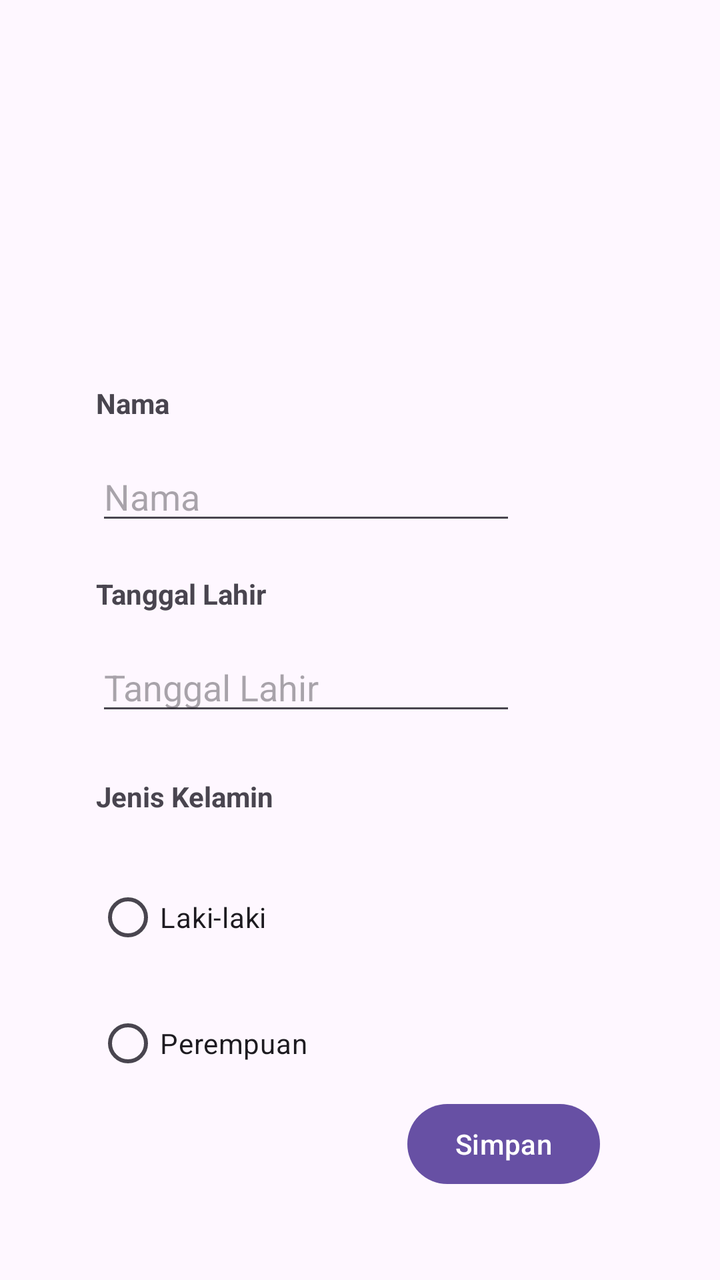
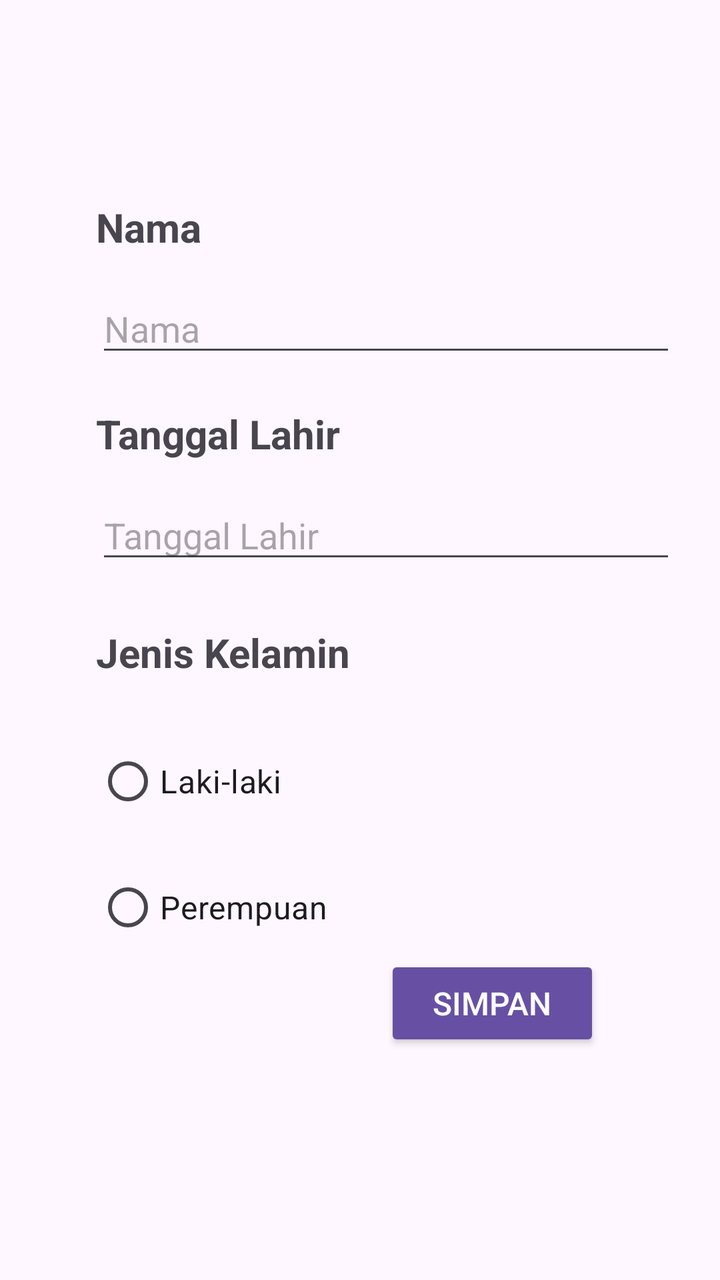

The first picture is an Android layout as it rendered before a commit; the second is the same layout after the commit. The layout source and the unified diff follow.
<!-- AndroidManifest.xml: application theme Theme.ANMP_MiniProject -->
<!-- res/layout/fragment_profil_anak.xml -->
<?xml version="1.0" encoding="utf-8"?>
<FrameLayout xmlns:android="http://schemas.android.com/apk/res/android"
    xmlns:app="http://schemas.android.com/apk/res-auto"
    xmlns:tools="http://schemas.android.com/tools"
    android:layout_width="match_parent"
    android:layout_height="match_parent"
    tools:context=".view.FragmentProfilAnak">

    <androidx.constraintlayout.widget.ConstraintLayout
        android:layout_width="match_parent"
        android:layout_height="match_parent">

        <TextView
            android:id="@+id/textView"
            android:layout_width="wrap_content"
            android:layout_height="wrap_content"
            android:layout_marginStart="48dp"
            android:layout_marginTop="192dp"
            android:text="Nama"
            android:textStyle="bold"
            app:layout_constraintEnd_toEndOf="parent"
            app:layout_constraintHorizontal_bias="0.0"
            app:layout_constraintStart_toStartOf="parent"
            app:layout_constraintTop_toTopOf="parent" />

        <EditText
            android:id="@+id/txtNama"
            android:layout_width="wrap_content"
            android:layout_height="wrap_content"
            android:layout_marginStart="48dp"
            android:layout_marginTop="15dp"
            android:ems="10"
            android:hint="Nama"
            android:inputType="text"
            app:layout_constraintStart_toStartOf="parent"
            app:layout_constraintTop_toBottomOf="@+id/textView" />

        <TextView
            android:id="@+id/textView2"
            android:layout_width="wrap_content"
            android:layout_height="wrap_content"
            android:layout_marginStart="48dp"
            android:layout_marginTop="20dp"
            android:text="Tanggal Lahir"
            android:textStyle="bold"
            app:layout_constraintStart_toStartOf="parent"
            app:layout_constraintTop_toBottomOf="@+id/txtNama" />

        <EditText
            android:id="@+id/txtTanggalLahir"
            android:layout_width="wrap_content"
            android:layout_height="wrap_content"
            android:layout_marginStart="48dp"
            android:layout_marginTop="15dp"
            android:ems="10"
            android:hint="Tanggal Lahir"
            android:inputType="text"
            app:layout_constraintStart_toStartOf="parent"
            app:layout_constraintTop_toBottomOf="@+id/textView2" />

        <TextView
            android:id="@+id/textView3"
            android:layout_width="wrap_content"
            android:layout_height="wrap_content"
            android:layout_marginStart="48dp"
            android:layout_marginTop="26dp"
            android:text="Jenis Kelamin"
            android:textStyle="bold"
            app:layout_constraintStart_toStartOf="parent"
            app:layout_constraintTop_toBottomOf="@+id/txtTanggalLahir" />

        <Button
            android:id="@+id/btnSimpan"
            android:layout_width="wrap_content"
            android:layout_height="wrap_content"
            android:layout_marginEnd="60dp"
            android:layout_marginBottom="44dp"
            android:text="Simpan"
            app:layout_constraintBottom_toBottomOf="parent"
            app:layout_constraintEnd_toEndOf="parent" />

        <RadioGroup
            android:id="@+id/rdGender"
            android:layout_width="wrap_content"
            android:layout_height="wrap_content"
            android:layout_marginTop="12dp"
            app:layout_constraintEnd_toEndOf="parent"
            app:layout_constraintHorizontal_bias="0.0"
            app:layout_constraintStart_toStartOf="parent"
            app:layout_constraintTop_toBottomOf="@+id/textView3">

            <RadioButton
                android:id="@+id/rdbLaki2"
                android:layout_width="match_parent"
                android:layout_height="wrap_content"
                android:layout_marginStart="48dp"
                android:layout_marginTop="15dp"
                android:text="Laki-laki"
                app:layout_constraintStart_toStartOf="parent"
                app:layout_constraintTop_toBottomOf="@+id/textView3" />

            <RadioButton
                android:id="@+id/rdbPerempuan"
                android:layout_width="match_parent"
                android:layout_height="wrap_content"
                android:layout_marginStart="48dp"
                android:layout_marginTop="15dp"
                android:text="Perempuan" />
        </RadioGroup>
    </androidx.constraintlayout.widget.ConstraintLayout>

</FrameLayout>
<!-- resources referenced by this layout -->
<resources>
  <style name="Theme.ANMP_MiniProject" parent="Base.Theme.ANMP_MiniProject" />
  <style name="Base.Theme.ANMP_MiniProject" parent="Theme.Material3.DayNight">
          
          
      </style>
</resources>

<!-- the commit's change to res/layout/fragment_profil_anak.xml (unified diff, before → after) -->
@@ -6,107 +6,122 @@
     android:layout_height="match_parent"
     tools:context=".view.FragmentProfilAnak">
 
-    <androidx.constraintlayout.widget.ConstraintLayout
+    <ScrollView
         android:layout_width="match_parent"
         android:layout_height="match_parent">
 
-        <TextView
-            android:id="@+id/textView"
-            android:layout_width="wrap_content"
+        <LinearLayout
+            android:layout_width="match_parent"
             android:layout_height="wrap_content"
-            android:layout_marginStart="48dp"
-            android:layout_marginTop="192dp"
-            android:text="Nama"
-            android:textStyle="bold"
-            app:layout_constraintEnd_toEndOf="parent"
-            app:layout_constraintHorizontal_bias="0.0"
-            app:layout_constraintStart_toStartOf="parent"
-            app:layout_constraintTop_toTopOf="parent" />
+            android:orientation="vertical" >
 
-        <EditText
-            android:id="@+id/txtNama"
-            android:layout_width="wrap_content"
-            android:layout_height="wrap_content"
-            android:layout_marginStart="48dp"
-            android:layout_marginTop="15dp"
-            android:ems="10"
-            android:hint="Nama"
-            android:inputType="text"
-            app:layout_constraintStart_toStartOf="parent"
-            app:layout_constraintTop_toBottomOf="@+id/textView" />
+            <TextView
+                android:id="@+id/textView"
+                android:layout_width="wrap_content"
+                android:layout_height="wrap_content"
+                android:layout_marginStart="48dp"
+                android:layout_marginTop="100dp"
+                android:text="Nama"
+                android:textSize="20sp"
+                android:textStyle="bold"
+                app:layout_constraintEnd_toEndOf="parent"
+                app:layout_constraintHorizontal_bias="0.0"
+                app:layout_constraintStart_toStartOf="parent"
+                app:layout_constraintTop_toTopOf="parent" />
 
-        <TextView
-            android:id="@+id/textView2"
-            android:layout_width="wrap_content"
-            android:layout_height="wrap_content"
-            android:layout_marginStart="48dp"
-            android:layout_marginTop="20dp"
-            android:text="Tanggal Lahir"
-            android:textStyle="bold"
-            app:layout_constraintStart_toStartOf="parent"
-            app:layout_constraintTop_toBottomOf="@+id/txtNama" />
-
-        <EditText
-            android:id="@+id/txtTanggalLahir"
-            android:layout_width="wrap_content"
-            android:layout_height="wrap_content"
-            android:layout_marginStart="48dp"
-            android:layout_marginTop="15dp"
-            android:ems="10"
-            android:hint="Tanggal Lahir"
-            android:inputType="text"
-            app:layout_constraintStart_toStartOf="parent"
-            app:layout_constraintTop_toBottomOf="@+id/textView2" />
-
-        <TextView
-            android:id="@+id/textView3"
-            android:layout_width="wrap_content"
-            android:layout_height="wrap_content"
-            android:layout_marginStart="48dp"
-            android:layout_marginTop="26dp"
-            android:text="Jenis Kelamin"
-            android:textStyle="bold"
-            app:layout_constraintStart_toStartOf="parent"
-            app:layout_constraintTop_toBottomOf="@+id/txtTanggalLahir" />
-
-        <Button
-            android:id="@+id/btnSimpan"
-            android:layout_width="wrap_content"
-            android:layout_height="wrap_content"
-            android:layout_marginEnd="60dp"
-            android:layout_marginBottom="44dp"
-            android:text="Simpan"
-            app:layout_constraintBottom_toBottomOf="parent"
-            app:layout_constraintEnd_toEndOf="parent" />
-
-        <RadioGroup
-            android:id="@+id/rdGender"
-            android:layout_width="wrap_content"
-            android:layout_height="wrap_content"
-            android:layout_marginTop="12dp"
-            app:layout_constraintEnd_toEndOf="parent"
-            app:layout_constraintHorizontal_bias="0.0"
-            app:layout_constraintStart_toStartOf="parent"
-            app:layout_constraintTop_toBottomOf="@+id/textView3">
-
-            <RadioButton
-                android:id="@+id/rdbLaki2"
-                android:layout_width="match_parent"
+            <EditText
+                android:id="@+id/txtNama"
+                android:layout_width="290dp"
                 android:layout_height="wrap_content"
                 android:layout_marginStart="48dp"
                 android:layout_marginTop="15dp"
-                android:text="Laki-laki"
+                android:ems="10"
+                android:hint="Nama"
+                android:inputType="text"
                 app:layout_constraintStart_toStartOf="parent"
-                app:layout_constraintTop_toBottomOf="@+id/textView3" />
+                app:layout_constraintTop_toBottomOf="@+id/textView" />
 
-            <RadioButton
-                android:id="@+id/rdbPerempuan"
-                android:layout_width="match_parent"
+            <TextView
+                android:id="@+id/textView2"
+                android:layout_width="wrap_content"
+                android:layout_height="wrap_content"
+                android:layout_marginStart="48dp"
+                android:layout_marginTop="20dp"
+                android:text="Tanggal Lahir"
+                android:textSize="20sp"
+                android:textStyle="bold"
+                app:layout_constraintStart_toStartOf="parent"
+                app:layout_constraintTop_toBottomOf="@+id/txtNama" />
+
+            <EditText
+                android:id="@+id/txtTanggalLahir"
+                android:layout_width="290dp"
                 android:layout_height="wrap_content"
                 android:layout_marginStart="48dp"
                 android:layout_marginTop="15dp"
-                android:text="Perempuan" />
-        </RadioGroup>
-    </androidx.constraintlayout.widget.ConstraintLayout>
+                android:ems="10"
+                android:hint="Tanggal Lahir"
+                android:inputType="text"
+                app:layout_constraintStart_toStartOf="parent"
+                app:layout_constraintTop_toBottomOf="@+id/textView2" />
+
+            <TextView
+                android:id="@+id/textView3"
+                android:layout_width="wrap_content"
+                android:layout_height="wrap_content"
+                android:layout_marginStart="48dp"
+                android:layout_marginTop="26dp"
+                android:text="Jenis Kelamin"
+                android:textSize="20sp"
+                android:textStyle="bold"
+                app:layout_constraintStart_toStartOf="parent"
+                app:layout_constraintTop_toBottomOf="@+id/txtTanggalLahir" />
+
+            <RadioGroup
+                android:id="@+id/rdGender"
+                android:layout_width="wrap_content"
+                android:layout_height="wrap_content"
+                android:layout_marginTop="12dp"
+                app:layout_constraintEnd_toEndOf="parent"
+                app:layout_constraintHorizontal_bias="0.0"
+                app:layout_constraintStart_toStartOf="parent"
+                app:layout_constraintTop_toBottomOf="@+id/textView3">
+
+                <RadioButton
+                    android:id="@+id/rdbLaki2"
+                    android:layout_width="match_parent"
+                    android:layout_height="wrap_content"
+                    android:layout_marginStart="48dp"
+                    android:layout_marginTop="15dp"
+                    android:text="Laki-laki"
+                    android:textSize="16sp"
+                    app:layout_constraintStart_toStartOf="parent"
+                    app:layout_constraintTop_toBottomOf="@+id/textView3" />
+
+                <RadioButton
+                    android:id="@+id/rdbPerempuan"
+                    android:layout_width="match_parent"
+                    android:layout_height="wrap_content"
+                    android:layout_marginStart="48dp"
+                    android:layout_marginTop="15dp"
+                    android:text="Perempuan"
+                    android:textSize="16sp" />
+            </RadioGroup>
+
+            <Button
+                android:id="@+id/btnSimpan"
+                style="@style/Widget.AppCompat.Button"
+                android:layout_width="wrap_content"
+                android:layout_height="wrap_content"
+                android:layout_gravity="end"
+                android:layout_marginEnd="60dp"
+                android:layout_marginBottom="44dp"
+                android:text="Simpan"
+                android:textSize="16sp"
+                app:layout_constraintBottom_toBottomOf="parent"
+                app:layout_constraintEnd_toEndOf="parent" />
+
+        </LinearLayout>
+    </ScrollView>
 
 </FrameLayout>
